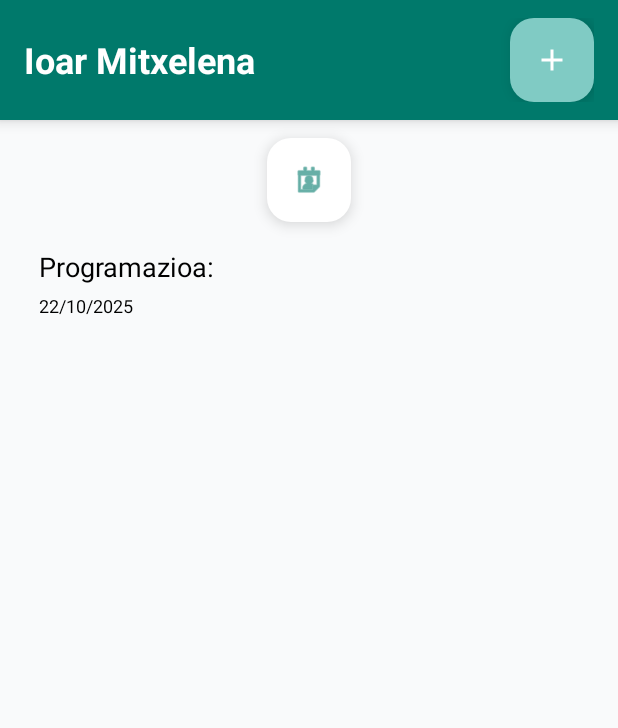
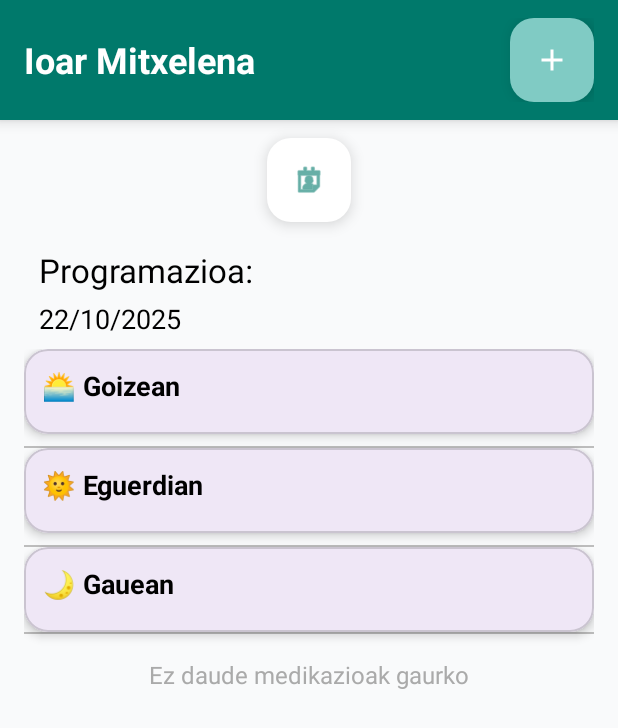
Before and after one commit to Mikel-67/Multimedia-aplikazioak, an Android app: the screen it shows after launch (MainActivity), on a phone screen of 412 x 824 dp. Shown: the top 728 px of the screen. Run offline under Robolectric (Android 15) with nearby library versions, the phone set to English and light mode, and no system bars; our stand-ins replace Firebase (no records; nobody signed in at launch, a user with empty details on screens opened directly).

```diff
--- a/Banakako Proiektua/app/src/main/java/com/example/banakako_proiektua/MainActivity.kt
+++ b/Banakako Proiektua/app/src/main/java/com/example/banakako_proiektua/MainActivity.kt
@@ -27,6 +27,10 @@ class MainActivity : AppCompatActivity() {
     private lateinit var db: FirebaseFirestore
     private var komprimatuta : Boolean = true
     private val formatoFecha = SimpleDateFormat("dd/MM/yyyy", Locale.getDefault())
+
+    private lateinit var layoutgaua : LinearLayout
+    private lateinit var layouteguerdia : LinearLayout
+    private lateinit var layoutgoiza : LinearLayout
 
     fun setupDropdown(card: MaterialCardView, contentLayout: LinearLayout) {
         card.setOnClickListener {
@@ -77,14 +81,21 @@ class MainActivity : AppCompatActivity() {
     }
 
     private fun cargarMedicacionesDelDia(fecha: String) {
-        val layoutMedicaciones: LinearLayout = findViewById(R.id.layoutAbajo)
-        layoutMedicaciones.removeAllViews() // limpiar antes de cargar
+        layoutgaua = findViewById(R.id.layoutGaua)
+        layouteguerdia = findViewById(R.id.layoutEguerdia)
+        layoutgoiza = findViewById(R.id.layoutGoiz)
+
+        layoutgaua.removeAllViews()
+        layoutgoiza.removeAllViews()
+        layouteguerdia.removeAllViews()
 
         val db = FirebaseFirestore.getInstance()
 
         db.collection("medicaciones")
             .get()
             .addOnSuccessListener { result ->
+                var medicacionesdaude = false
+
                 for (doc in result) {
                     val nombre = doc.getString("izena") ?: continue
                     val dosis = doc.getString("dosia") ?: ""
@@ -96,7 +107,19 @@ class MainActivity : AppCompatActivity() {
 
                     if (correspondeAlDia(fecha, inicio, fin, frecuencia)) {
                         mostrarMedicacionEnCard(doc.id, nombre, dosis, hora, ultimaFecha, fecha)
+                        medicacionesdaude = true
                     }
+                }
+
+                if (!medicacionesdaude) {
+                    val tvNoData = TextView(this).apply {
+                        text = "Ez daude medikazioak gaurko"
+                        textSize = 16f
+                        setTextColor(resources.getColor(android.R.color.darker_gray))
+                        gravity = Gravity.CENTER
+                        setPadding(0, 24, 0, 24)
+                    }
+                    layoutMedicaciones.addView(tvNoData)
                 }
             }
             .addOnFailureListener { e ->
@@ -167,7 +190,7 @@ class MainActivity : AppCompatActivity() {
         }
 
         val tv = TextView(this).apply {
-            text = "$nombre\n$dosis"
+            text = "$nombre\nDosia: $dosis"
             textSize = 16f
             setTextColor(resources.getColor(android.R.color.black))
             layoutParams = LinearLayout.LayoutParams(0, LinearLayout.LayoutParams.WRAP_CONTENT, 1f)
@@ -199,16 +222,15 @@ class MainActivity : AppCompatActivity() {
         ll.addView(tv)
         ll.addView(checkBox)
         cardView.addView(ll)
-        layoutMedicaciones.addView(cardView)
-        /*when (hora) {
-            "Goizean" -> layoutGoizean.addView(cardView)
-            "Eguerdian" -> layoutEguerdian.addView(cardView)
-            "Gauean" -> layoutGauean.addView(cardView)
+        when (hora) {
+            "Goizean" -> layoutgoiza.addView(cardView)
+            "Eguerdian" -> layouteguerdia.addView(cardView)
+            "Gauean" -> layoutgaua.addView(cardView)
             else -> {
                 val layoutMedicaciones: LinearLayout = findViewById(R.id.layoutAbajo)
                 layoutMedicaciones.addView(cardView)
             }
-        }*/
+        }
     }
 
 }
--- a/Banakako Proiektua/app/src/main/res/layout/activity_main.xml
+++ b/Banakako Proiektua/app/src/main/res/layout/activity_main.xml
@@ -86,7 +86,7 @@
         android:layout_width="wrap_content"
         android:layout_height="wrap_content"
         android:text="Programazioa:"
-        android:textSize="18sp"
+        android:textSize="22sp"
         android:layout_marginTop="5dp"
         android:layout_marginStart="10dp"
         android:textColor="@color/black"
@@ -98,7 +98,7 @@
         android:id="@+id/tvFecha"
         android:layout_width="wrap_content"
         android:layout_height="wrap_content"
-        android:textSize="12sp"
+        android:textSize="18sp"
         android:layout_marginTop="5dp"
         android:textColor="@color/black"
         tools:ignore="MissingConstraints"
```
